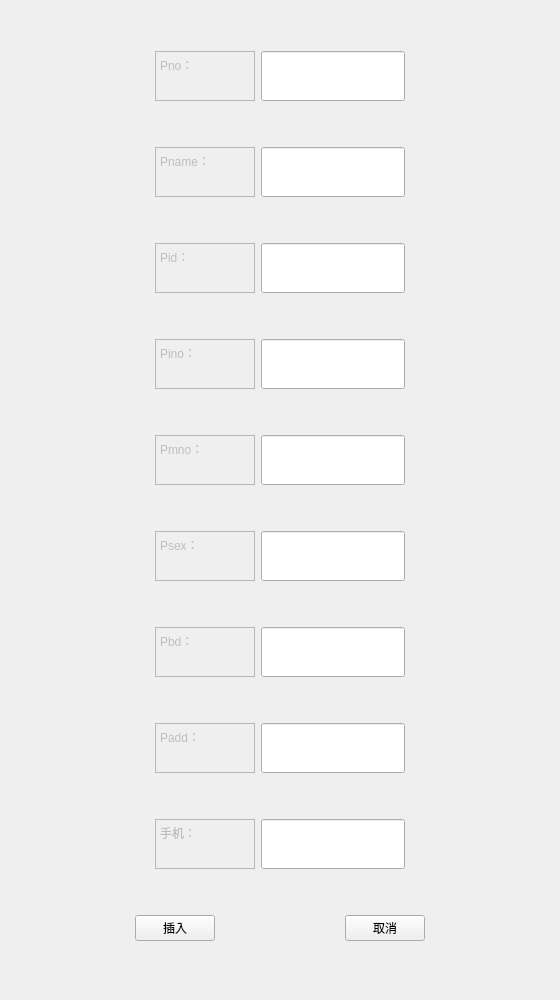
Before: the Qt Designer form insertDoctor.ui in PM2496/DataBaseProject, drawn with Qt 5.
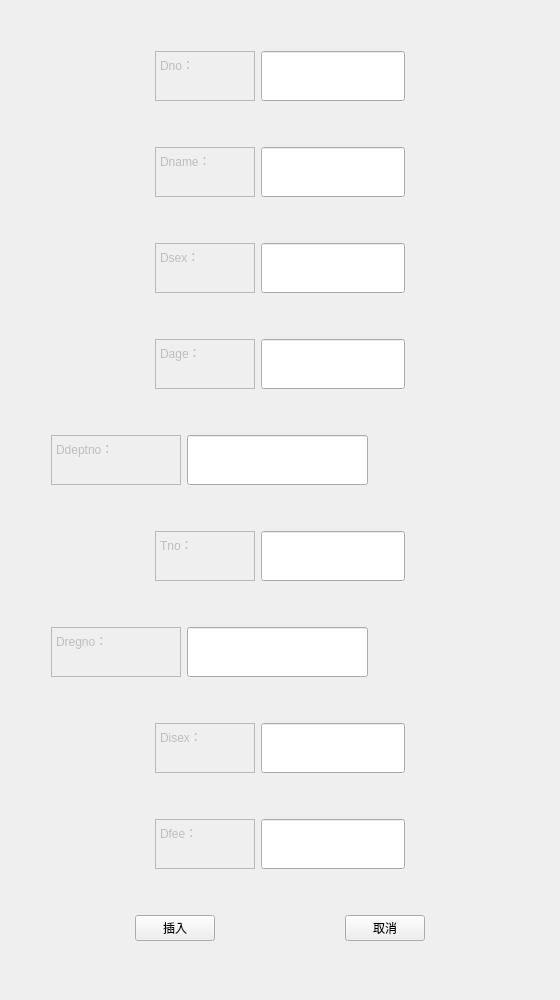
After: the same form once the commit is applied.

```diff
--- a/insertDoctor.ui
+++ b/insertDoctor.ui
@@ -72,7 +72,7 @@
 &lt;html&gt;&lt;head&gt;&lt;meta name=&quot;qrichtext&quot; content=&quot;1&quot; /&gt;&lt;style type=&quot;text/css&quot;&gt;
 p, li { white-space: pre-wrap; }
 &lt;/style&gt;&lt;/head&gt;&lt;body style=&quot; font-family:'SimSun'; font-size:9pt; font-weight:400; font-style:normal;&quot;&gt;
-&lt;p style=&quot; margin-top:0px; margin-bottom:0px; margin-left:0px; margin-right:0px; -qt-block-indent:0; text-indent:0px;&quot;&gt;Pno：&lt;/p&gt;&lt;/body&gt;&lt;/html&gt;</string>
+&lt;p style=&quot; margin-top:0px; margin-bottom:0px; margin-left:0px; margin-right:0px; -qt-block-indent:0; text-indent:0px;&quot;&gt;Dno：&lt;/p&gt;&lt;/body&gt;&lt;/html&gt;</string>
        </property>
       </widget>
      </item>
@@ -193,7 +193,7 @@
 &lt;html&gt;&lt;head&gt;&lt;meta name=&quot;qrichtext&quot; content=&quot;1&quot; /&gt;&lt;style type=&quot;text/css&quot;&gt;
 p, li { white-space: pre-wrap; }
 &lt;/style&gt;&lt;/head&gt;&lt;body style=&quot; font-family:'SimSun'; font-size:9pt; font-weight:400; font-style:normal;&quot;&gt;
-&lt;p style=&quot; margin-top:0px; margin-bottom:0px; margin-left:0px; margin-right:0px; -qt-block-indent:0; text-indent:0px;&quot;&gt;Pname：&lt;/p&gt;&lt;/body&gt;&lt;/html&gt;</string>
+&lt;p style=&quot; margin-top:0px; margin-bottom:0px; margin-left:0px; margin-right:0px; -qt-block-indent:0; text-indent:0px;&quot;&gt;Dname：&lt;/p&gt;&lt;/body&gt;&lt;/html&gt;</string>
        </property>
       </widget>
      </item>
@@ -314,7 +314,7 @@
 &lt;html&gt;&lt;head&gt;&lt;meta name=&quot;qrichtext&quot; content=&quot;1&quot; /&gt;&lt;style type=&quot;text/css&quot;&gt;
 p, li { white-space: pre-wrap; }
 &lt;/style&gt;&lt;/head&gt;&lt;body style=&quot; font-family:'SimSun'; font-size:9pt; font-weight:400; font-style:normal;&quot;&gt;
-&lt;p style=&quot; margin-top:0px; margin-bottom:0px; margin-left:0px; margin-right:0px; -qt-block-indent:0; text-indent:0px;&quot;&gt;Pid：&lt;/p&gt;&lt;/body&gt;&lt;/html&gt;</string>
+&lt;p style=&quot; margin-top:0px; margin-bottom:0px; margin-left:0px; margin-right:0px; -qt-block-indent:0; text-indent:0px;&quot;&gt;Dsex：&lt;/p&gt;&lt;/body&gt;&lt;/html&gt;</string>
        </property>
       </widget>
      </item>
@@ -435,7 +435,7 @@
 &lt;html&gt;&lt;head&gt;&lt;meta name=&quot;qrichtext&quot; content=&quot;1&quot; /&gt;&lt;style type=&quot;text/css&quot;&gt;
 p, li { white-space: pre-wrap; }
 &lt;/style&gt;&lt;/head&gt;&lt;body style=&quot; font-family:'SimSun'; font-size:9pt; font-weight:400; font-style:normal;&quot;&gt;
-&lt;p style=&quot; margin-top:0px; margin-bottom:0px; margin-left:0px; margin-right:0px; -qt-block-indent:0; text-indent:0px;&quot;&gt;Pino：&lt;/p&gt;&lt;/body&gt;&lt;/html&gt;</string>
+&lt;p style=&quot; margin-top:0px; margin-bottom:0px; margin-left:0px; margin-right:0px; -qt-block-indent:0; text-indent:0px;&quot;&gt;Dage：&lt;/p&gt;&lt;/body&gt;&lt;/html&gt;</string>
        </property>
       </widget>
      </item>
@@ -483,6 +483,9 @@
        <property name="orientation">
         <enum>Qt::Horizontal</enum>
        </property>
+       <property name="sizeType">
+        <enum>QSizePolicy::Fixed</enum>
+       </property>
        <property name="sizeHint" stdset="0">
         <size>
          <width>40</width>
@@ -497,20 +500,20 @@
         <bool>false</bool>
        </property>
        <property name="sizePolicy">
-        <sizepolicy hsizetype="Expanding" vsizetype="Fixed">
+        <sizepolicy hsizetype="Fixed" vsizetype="Fixed">
          <horstretch>0</horstretch>
          <verstretch>0</verstretch>
         </sizepolicy>
        </property>
        <property name="minimumSize">
         <size>
-         <width>100</width>
+         <width>130</width>
          <height>50</height>
         </size>
        </property>
        <property name="maximumSize">
         <size>
-         <width>100</width>
+         <width>130</width>
          <height>50</height>
         </size>
        </property>
@@ -519,7 +522,7 @@
 &lt;html&gt;&lt;head&gt;&lt;meta name=&quot;qrichtext&quot; content=&quot;1&quot; /&gt;&lt;style type=&quot;text/css&quot;&gt;
 p, li { white-space: pre-wrap; }
 &lt;/style&gt;&lt;/head&gt;&lt;body style=&quot; font-family:'SimSun'; font-size:9pt; font-weight:400; font-style:normal;&quot;&gt;
-&lt;p style=&quot; margin-top:0px; margin-bottom:0px; margin-left:0px; margin-right:0px; -qt-block-indent:0; text-indent:0px;&quot;&gt;Pmno：&lt;/p&gt;&lt;/body&gt;&lt;/html&gt;</string>
+&lt;p style=&quot; margin-top:0px; margin-bottom:0px; margin-left:0px; margin-right:0px; -qt-block-indent:0; text-indent:0px;&quot;&gt;Ddeptno：&lt;/p&gt;&lt;/body&gt;&lt;/html&gt;</string>
        </property>
       </widget>
      </item>
@@ -603,7 +606,7 @@
 &lt;html&gt;&lt;head&gt;&lt;meta name=&quot;qrichtext&quot; content=&quot;1&quot; /&gt;&lt;style type=&quot;text/css&quot;&gt;
 p, li { white-space: pre-wrap; }
 &lt;/style&gt;&lt;/head&gt;&lt;body style=&quot; font-family:'SimSun'; font-size:9pt; font-weight:400; font-style:normal;&quot;&gt;
-&lt;p style=&quot; margin-top:0px; margin-bottom:0px; margin-left:0px; margin-right:0px; -qt-block-indent:0; text-indent:0px;&quot;&gt;Psex：&lt;/p&gt;&lt;/body&gt;&lt;/html&gt;</string>
+&lt;p style=&quot; margin-top:0px; margin-bottom:0px; margin-left:0px; margin-right:0px; -qt-block-indent:0; text-indent:0px;&quot;&gt;Tno：&lt;/p&gt;&lt;/body&gt;&lt;/html&gt;</string>
        </property>
       </widget>
      </item>
@@ -651,6 +654,9 @@
        <property name="orientation">
         <enum>Qt::Horizontal</enum>
        </property>
+       <property name="sizeType">
+        <enum>QSizePolicy::Fixed</enum>
+       </property>
        <property name="sizeHint" stdset="0">
         <size>
          <width>40</width>
@@ -672,13 +678,13 @@
        </property>
        <property name="minimumSize">
         <size>
-         <width>100</width>
+         <width>130</width>
          <height>50</height>
         </size>
        </property>
        <property name="maximumSize">
         <size>
-         <width>100</width>
+         <width>130</width>
          <height>50</height>
         </size>
        </property>
@@ -687,7 +693,7 @@
 &lt;html&gt;&lt;head&gt;&lt;meta name=&quot;qrichtext&quot; content=&quot;1&quot; /&gt;&lt;style type=&quot;text/css&quot;&gt;
 p, li { white-space: pre-wrap; }
 &lt;/style&gt;&lt;/head&gt;&lt;body style=&quot; font-family:'SimSun'; font-size:9pt; font-weight:400; font-style:normal;&quot;&gt;
-&lt;p style=&quot; margin-top:0px; margin-bottom:0px; margin-left:0px; margin-right:0px; -qt-block-indent:0; text-indent:0px;&quot;&gt;Pbd：&lt;/p&gt;&lt;/body&gt;&lt;/html&gt;</string>
+&lt;p style=&quot; margin-top:0px; margin-bottom:0px; margin-left:0px; margin-right:0px; -qt-block-indent:0; text-indent:0px;&quot;&gt;Dregno：&lt;/p&gt;&lt;/body&gt;&lt;/html&gt;</string>
        </property>
       </widget>
      </item>
@@ -771,7 +777,7 @@
 &lt;html&gt;&lt;head&gt;&lt;meta name=&quot;qrichtext&quot; content=&quot;1&quot; /&gt;&lt;style type=&quot;text/css&quot;&gt;
 p, li { white-space: pre-wrap; }
 &lt;/style&gt;&lt;/head&gt;&lt;body style=&quot; font-family:'SimSun'; font-size:9pt; font-weight:400; font-style:normal;&quot;&gt;
-&lt;p style=&quot; margin-top:0px; margin-bottom:0px; margin-left:0px; margin-right:0px; -qt-block-indent:0; text-indent:0px;&quot;&gt;Padd：&lt;/p&gt;&lt;/body&gt;&lt;/html&gt;</string>
+&lt;p style=&quot; margin-top:0px; margin-bottom:0px; margin-left:0px; margin-right:0px; -qt-block-indent:0; text-indent:0px;&quot;&gt;Disex：&lt;/p&gt;&lt;/body&gt;&lt;/html&gt;</string>
        </property>
       </widget>
      </item>
@@ -855,7 +861,7 @@
 &lt;html&gt;&lt;head&gt;&lt;meta name=&quot;qrichtext&quot; content=&quot;1&quot; /&gt;&lt;style type=&quot;text/css&quot;&gt;
 p, li { white-space: pre-wrap; }
 &lt;/style&gt;&lt;/head&gt;&lt;body style=&quot; font-family:'SimSun'; font-size:9pt; font-weight:400; font-style:normal;&quot;&gt;
-&lt;p style=&quot; margin-top:0px; margin-bottom:0px; margin-left:0px; margin-right:0px; -qt-block-indent:0; text-indent:0px;&quot;&gt;手机：&lt;/p&gt;&lt;/body&gt;&lt;/html&gt;</string>
+&lt;p style=&quot; margin-top:0px; margin-bottom:0px; margin-left:0px; margin-right:0px; -qt-block-indent:0; text-indent:0px;&quot;&gt;Dfee：&lt;/p&gt;&lt;/body&gt;&lt;/html&gt;</string>
        </property>
       </widget>
      </item>
```
Left out of the diff: 56 changed lines with no effect on the pictures.
